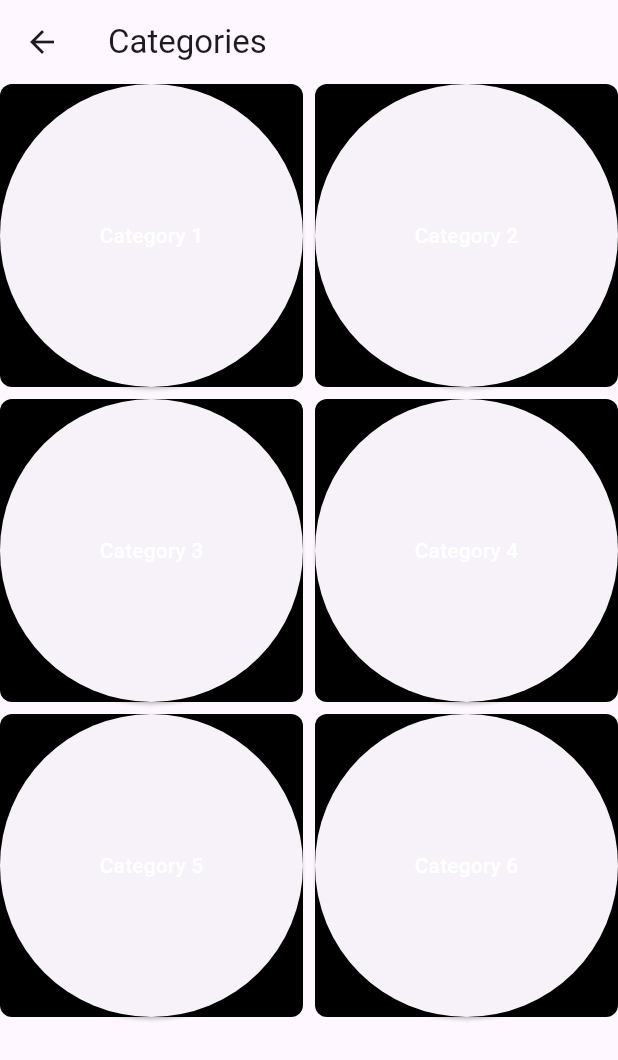
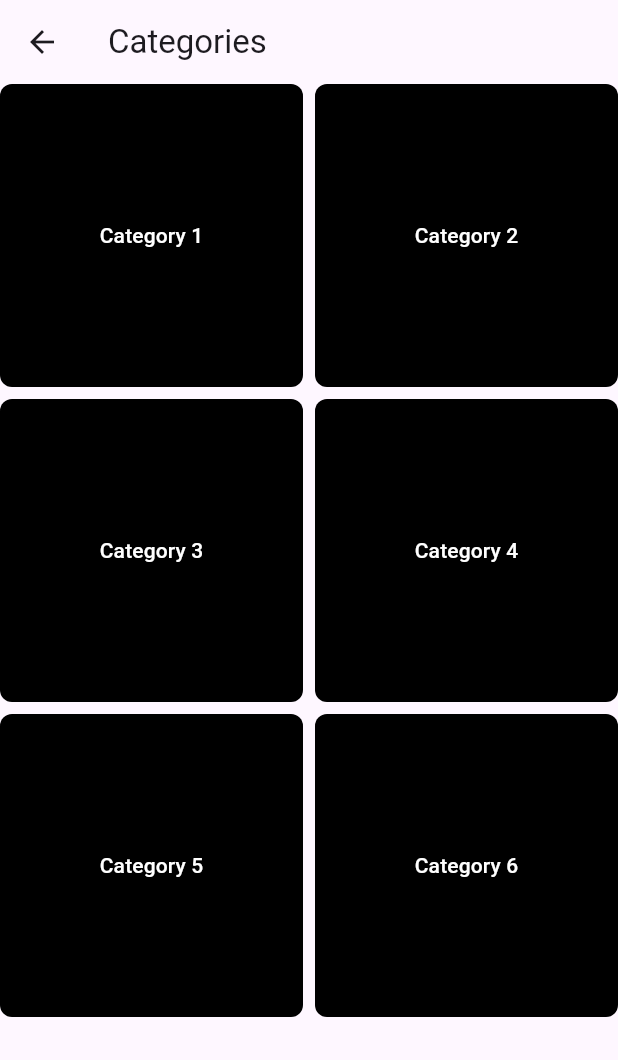
Before and after one commit to clever-cr/mobile_development_group8, a Flutter app: the Category screen opened by its route, on a phone screen of 412 x 824 dp. Shown: the top 1060 px of the screen. Run offline on Flutter 3.47's test engine with Material 3 defaults, Android fonts, the phone set to English and light mode, and no system bars.

Commit message:
fix the grid list layout

```diff
--- a/lib/pages/categories.dart
+++ b/lib/pages/categories.dart
@@ -51,12 +51,25 @@ class CategoryButton extends StatelessWidget {
         color: Colors.black,
         borderRadius: BorderRadius.circular(8.0),
       ),
-      child: ElevatedButton(
-        onPressed: onPressed,
-        child: Text(
-          categoryName,
-          style: TextStyle(
-            color: Colors.white,
+      child: Material(
+        type: MaterialType.transparency,
+        shape: RoundedRectangleBorder(
+          borderRadius: BorderRadius.circular(8.0),
+        ),
+        child: ElevatedButton(
+          onPressed: onPressed,
+          style: ElevatedButton.styleFrom(
+            backgroundColor: Colors.black,
+            foregroundColor: Colors.white,
+            padding: EdgeInsets.all(16.0),
+            elevation: 0,
+            shadowColor: Colors.transparent,
+          ),
+          child: Text(
+            categoryName,
+            style: TextStyle(
+                // color: Colors.white, // Uncomment if you want to specify the text color
+                ),
           ),
         ),
       ),
```
